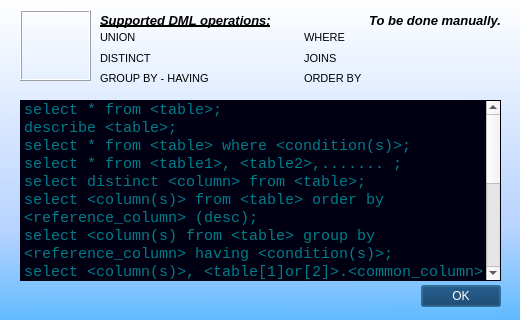
First picture: the form in supportedQueriesDialog.ui, repository adiii-ui/MySQL-Frontend, before the edit.
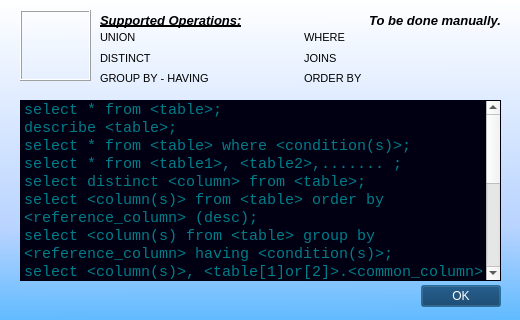
Second picture: the form after the edit. Icons and pictures are not drawn.

The edit to the form file:
```diff
--- a/supportedQueriesDialog.ui
+++ b/supportedQueriesDialog.ui
@@ -247,7 +247,7 @@
     <string notr="true">text-decoration:underline;</string>
    </property>
    <property name="text">
-    <string>Supported DML operations:</string>
+    <string>Supported Operations:</string>
    </property>
   </widget>
   <widget class="QWidget" name="gridLayoutWidget">
```
